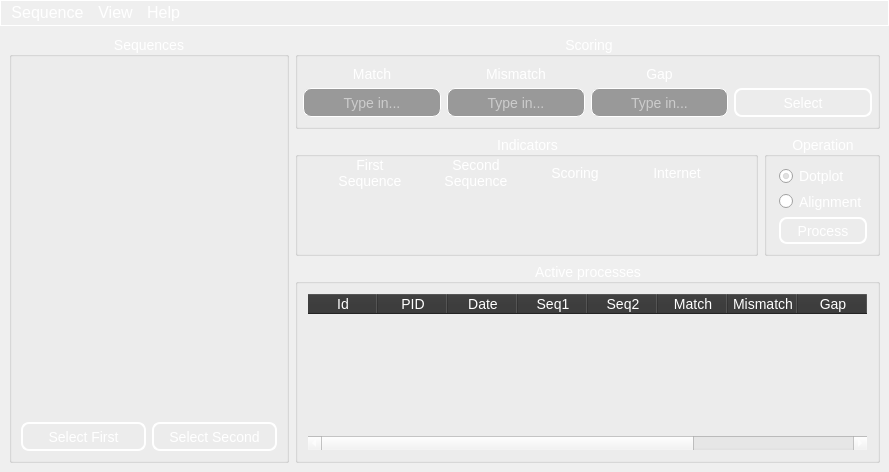
This is Views/main.ui in rafalfelczynski/dna-alignment as Qt 5 draws it before an edit. The edited form follows.
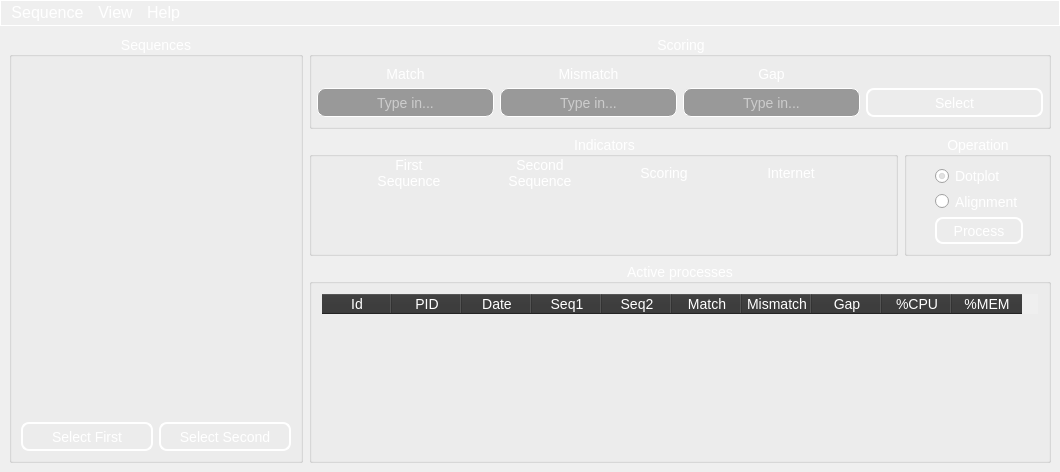
This is the edited form. Icons and pictures are not drawn. Custom widgets are drawn as their Qt base class.

What changed in the file:
```diff
--- a/Views/main.ui
+++ b/Views/main.ui
@@ -6,7 +6,7 @@
    <rect>
     <x>0</x>
     <y>0</y>
-    <width>889</width>
+    <width>1060</width>
     <height>472</height>
    </rect>
   </property>
@@ -883,7 +883,7 @@
     <rect>
      <x>0</x>
      <y>0</y>
-     <width>889</width>
+     <width>1060</width>
      <height>23</height>
     </rect>
    </property>
```
Left out of the diff: 6 changed lines with no effect on the pictures.
